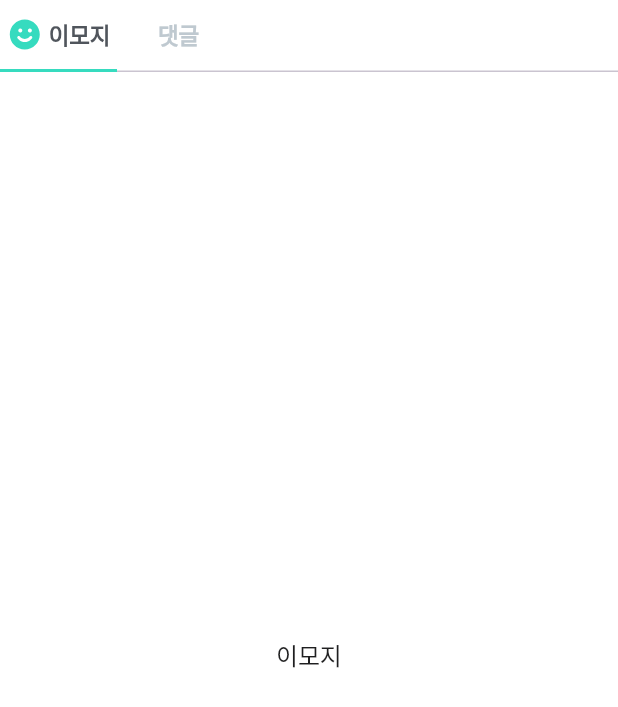
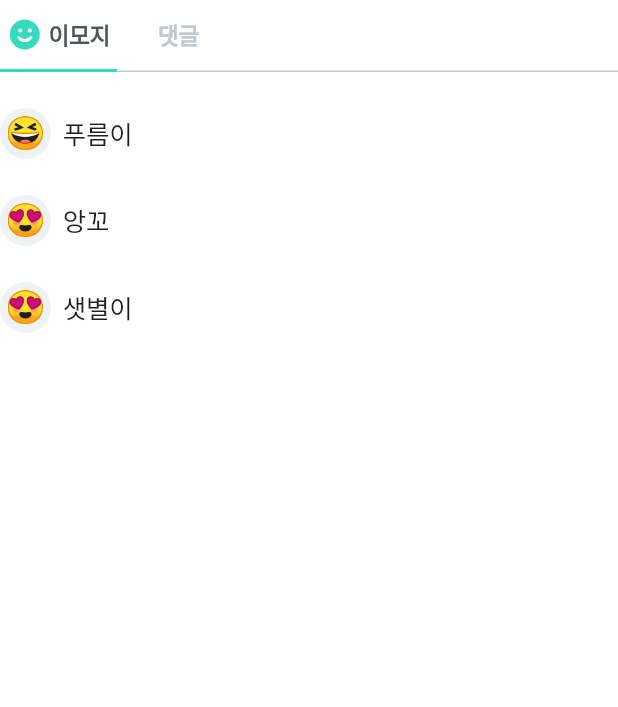
Before and after one commit to Nexters/puppycode, a Flutter app: the ReactionTabBar screen opened directly, on a phone screen of 412 x 824 dp. Shown: the top 707 px of the screen. Run offline on Flutter 3.47's test engine with Material 3 defaults, Android fonts, the phone set to English and light mode, and no system bars; our stand-ins replace badges, camera, flutter_svg, get, infinite_scroll_pagination, share; network calls fail; Roboto replaces fonts that are missing (Pretendard); project files that could hold a hidden picture were left out.

Commit message:
Add ReactionEmojiTabView

```diff
--- a/lib/pages/myfeeds/reaction_tab_bar.dart
+++ b/lib/pages/myfeeds/reaction_tab_bar.dart
@@ -1,4 +1,6 @@
+import 'package:flutter/cupertino.dart';
 import 'package:flutter/material.dart';
+import 'package:flutter/widgets.dart';
 import 'package:flutter_svg/svg.dart';
 import 'package:puppycode/shared/styles/color.dart';
 import 'package:puppycode/shared/typography/body.dart';
@@ -47,53 +49,30 @@ class _ReactionTabBarState extends State<ReactionTabBar>
           unselectedLabelStyle:
               BodyTextStyle.getBody3Style(bold: true, color: ThemeColor.gray3),
           tabs: [
-            Tab(
-              child: SizedBox(
-                width: 72,
-                child: Row(
-                  mainAxisAlignment: MainAxisAlignment.center,
-                  children: [
-                    _tabController.index == 0
-                        ? SvgPicture.asset(
-                            'assets/icons/emoji.svg',
-                            colorFilter: ColorFilter.mode(
-                              ThemeColor.primary,
-                              BlendMode.srcIn,
-                            ),
-                          )
-                        : const SizedBox.shrink(),
-                    const SizedBox(width: 4),
-                    const Text('이모지'),
-                  ],
-                ),
-              ),
+            CustomTab(
+              tabController: _tabController,
+              index: 0,
+              label: '이모지',
+              iconPath: 'emoji',
             ),
-            Tab(
-              child: SizedBox(
-                width: 72,
-                child: Row(
-                  mainAxisAlignment: MainAxisAlignment.center,
-                  children: [
-                    _tabController.index == 1
-                        ? SvgPicture.asset(
-                            'assets/icons/talk.svg',
-                            colorFilter: ColorFilter.mode(
-                              ThemeColor.primary,
-                              BlendMode.srcIn,
-                            ),
-                          )
-                        : const SizedBox.shrink(),
-                    const SizedBox(width: 4),
-                    const Text('댓글'),
-                  ],
-                ),
-              ),
+            CustomTab(
+              tabController: _tabController,
+              index: 1,
+              label: '댓글',
+              iconPath: 'talk',
             ),
           ]),
       body: TabBarView(controller: _tabController, children: const [
-        Center(
-          child: Body2(
-            value: '이모지',
+        Padding(
+          padding: EdgeInsets.symmetric(vertical: 12),
+          child: SingleChildScrollView(
+            child: Column(
+              children: [
+                ReactionEmojiList(emoji: '😆', userName: '푸름이'),
+                ReactionEmojiList(emoji: '😍', userName: '앙꼬'),
+                ReactionEmojiList(emoji: '😍', userName: '샛별이'),
+              ],
+            ),
           ),
         ),
         Center(
@@ -105,3 +84,86 @@ class _ReactionTabBarState extends State<ReactionTabBar>
     );
   }
 }
+
+class ReactionEmojiList extends StatelessWidget {
+  final String emoji;
+  final String userName;
+
+  const ReactionEmojiList({
+    super.key,
+    required this.emoji,
+    required this.userName,
+  });
+
+  @override
+  Widget build(BuildContext context) {
+    return SizedBox(
+      height: 58,
+      child: Row(
+        children: [
+          Stack(
+            alignment: Alignment.center,
+            children: [
+              Container(
+                height: 34,
+                width: 34,
+                decoration: BoxDecoration(
+                    color: ThemeColor.gray2,
+                    borderRadius: BorderRadius.circular(21.25)),
+              ),
+              Text(
+                emoji,
+                style: const TextStyle(
+                    fontSize: 21.25,
+                    letterSpacing: -0.012 * 21.25,
+                    height: 29.8 / 21.25),
+              ),
+            ],
+          ),
+          const SizedBox(width: 8),
+          Body1(value: userName),
+        ],
+      ),
+    );
+  }
+}
+
+class CustomTab extends StatelessWidget {
+  final TabController _tabController;
+  final int index;
+  final String label;
+  final String iconPath;
+
+  const CustomTab({
+    super.key,
+    required TabController tabController,
+    required this.index,
+    required this.label,
+    required this.iconPath,
+  }) : _tabController = tabController;
+
+  @override
+  Widget build(BuildContext context) {
+    return Tab(
+      child: SizedBox(
+        width: 72,
+        child: Row(
+          mainAxisAlignment: MainAxisAlignment.center,
+          children: [
+            _tabController.index == index
+                ? SvgPicture.asset(
+                    'assets/icons/$iconPath.svg',
+                    colorFilter: ColorFilter.mode(
+                      ThemeColor.primary,
+                      BlendMode.srcIn,
+                    ),
+                  )
+                : const SizedBox.shrink(),
+            const SizedBox(width: 4),
+            Text(label),
+          ],
+        ),
+      ),
+    );
+  }
+}
```
